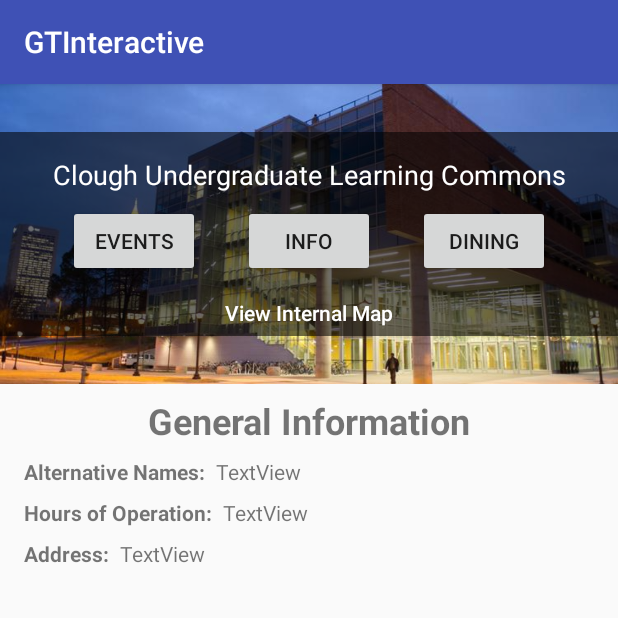
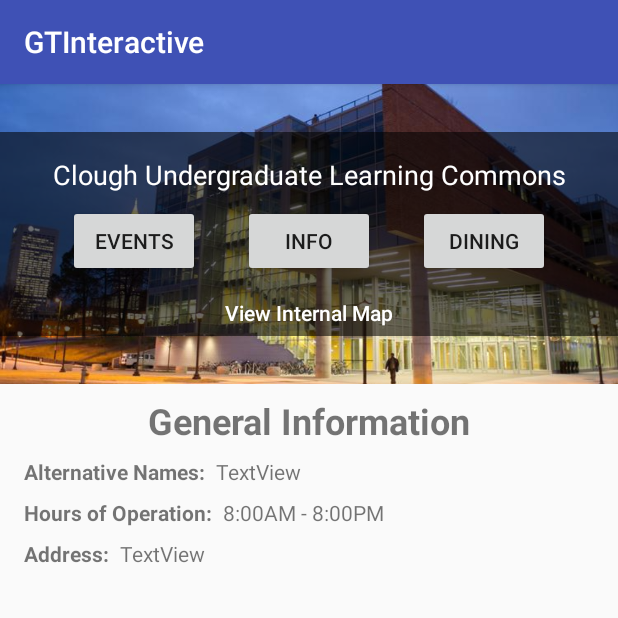
Before and after one commit to vnguyen70/GTInteractive, an Android app: the BuildingDetailsActivity screen opened directly, with no data from a screen before it, on a phone screen of 412 x 824 dp, the top half of it. Run offline under Robolectric (Android 15) with nearby library versions, the phone set to English and light mode, and no system bars; network calls fail.

Commit message:
buildingDetailView uses buildingId for info

```diff
--- a/GTInteractive/app/src/main/res/layout/activity_building_detail_info.xml
+++ b/GTInteractive/app/src/main/res/layout/activity_building_detail_info.xml
@@ -12,7 +12,7 @@
 <!--&gt;>>>>>> master:GTInteractive/app/src/main/res/layout/activity_building_detail.xml-->
 
     <ImageView
-        android:id="@+id/imageView"
+        android:id="@+id/buildingImageView"
         android:layout_width="0dp"
         android:layout_height="200dp"
         android:scaleType="centerCrop"
@@ -28,15 +28,15 @@
         android:layout_height="0dp"
         android:layout_marginTop="32dp"
         app:layout_constraintHorizontal_bias="0.0"
-        app:layout_constraintLeft_toLeftOf="@+id/imageView"
-        app:layout_constraintRight_toRightOf="@+id/imageView"
-        app:layout_constraintTop_toTopOf="@+id/imageView"
+        app:layout_constraintLeft_toLeftOf="@+id/buildingImageView"
+        app:layout_constraintRight_toRightOf="@+id/buildingImageView"
+        app:layout_constraintTop_toTopOf="@+id/buildingImageView"
         app:srcCompat="@color/common_google_signin_btn_text_light_focused"
-        app:layout_constraintBottom_toBottomOf="@+id/imageView"
+        app:layout_constraintBottom_toBottomOf="@+id/buildingImageView"
         android:layout_marginBottom="32dp" />
 
     <TextView
-        android:id="@+id/textView2"
+        android:id="@+id/nameTextView"
         android:layout_width="wrap_content"
         android:layout_height="wrap_content"
         android:layout_marginLeft="8dp"
@@ -61,7 +61,7 @@
         android:layout_marginTop="8dp"
         android:text="Events"
         app:layout_constraintLeft_toLeftOf="parent"
-        app:layout_constraintTop_toBottomOf="@+id/textView2"
+        app:layout_constraintTop_toBottomOf="@+id/nameTextView"
         android:layout_marginStart="45dp" />
 
     <Button
@@ -74,7 +74,7 @@
         app:layout_constraintRight_toLeftOf="@+id/diningButton"
         android:layout_marginRight="8dp"
         android:layout_marginTop="8dp"
-        app:layout_constraintTop_toBottomOf="@+id/textView2"
+        app:layout_constraintTop_toBottomOf="@+id/nameTextView"
         android:layout_marginStart="8dp"
         android:layout_marginEnd="8dp" />
 
@@ -86,7 +86,7 @@
         android:layout_marginRight="45dp"
         app:layout_constraintRight_toRightOf="parent"
         android:layout_marginTop="8dp"
-        app:layout_constraintTop_toBottomOf="@+id/textView2"
+        app:layout_constraintTop_toBottomOf="@+id/nameTextView"
         android:layout_marginEnd="45dp" />
 
     <Button
@@ -118,7 +118,7 @@
         android:layout_marginBottom="0dp"
         app:layout_constraintHorizontal_bias="0.0"
         android:layout_marginTop="0dp"
-        app:layout_constraintTop_toBottomOf="@+id/imageView">
+        app:layout_constraintTop_toBottomOf="@+id/buildingImageView">
 
         <android.support.constraint.ConstraintLayout
             android:layout_width="match_parent"
@@ -134,23 +134,23 @@
                 android:text="Hours of Operation: "
                 android:textStyle="bold"
                 app:layout_constraintLeft_toLeftOf="parent"
-                app:layout_constraintTop_toBottomOf="@+id/alternativeNamesStatic" />
+                app:layout_constraintTop_toBottomOf="@+id/phoneNumberStatic" />
 
             <TextView
-                android:id="@+id/altNamesText"
+                android:id="@+id/phoneNumberText"
                 android:layout_width="wrap_content"
                 android:layout_height="wrap_content"
                 android:layout_marginLeft="4dp"
+                android:layout_marginRight="16dp"
                 android:layout_marginStart="4dp"
                 android:text="TextView"
-                app:layout_constraintLeft_toRightOf="@+id/alternativeNamesStatic"
-                app:layout_constraintTop_toTopOf="@+id/alternativeNamesStatic"
-                android:layout_marginRight="16dp"
+                app:layout_constraintHorizontal_bias="0.0"
+                app:layout_constraintLeft_toRightOf="@+id/phoneNumberStatic"
                 app:layout_constraintRight_toRightOf="parent"
-                app:layout_constraintHorizontal_bias="0.0" />
+                app:layout_constraintTop_toTopOf="@+id/phoneNumberStatic" />
 
             <TextView
-                android:id="@+id/alternativeNamesStatic"
+                android:id="@+id/phoneNumberStatic"
                 android:layout_width="wrap_content"
                 android:layout_height="wrap_content"
                 android:layout_marginLeft="16dp"
@@ -166,13 +166,13 @@
                 android:layout_width="wrap_content"
                 android:layout_height="wrap_content"
                 android:layout_marginLeft="4dp"
+                android:layout_marginRight="16dp"
                 android:layout_marginStart="4dp"
-                android:text="TextView"
+                android:text="8:00AM - 8:00PM"
+                app:layout_constraintHorizontal_bias="0.0"
                 app:layout_constraintLeft_toRightOf="@+id/hoursOfOpStatic"
-                app:layout_constraintTop_toTopOf="@+id/hoursOfOpStatic"
-                android:layout_marginRight="16dp"
                 app:layout_constraintRight_toRightOf="parent"
-                app:layout_constraintHorizontal_bias="0.0" />
+                app:layout_constraintTop_toTopOf="@+id/hoursOfOpStatic" />
 
             <TextView
                 android:id="@+id/generalInfoStatic"
```
Also changed, not shown: GTInteractive/app/src/main/java/com/example/vi_tu/gtinteractive/buildingDetail_info.java (+20 -9 lines), GTInteractive/app/src/main/res/layout/activity_building_detail_dining.xml (+10 -10 lines), GTInteractive/app/src/main/res/layout/activity_building_detail_events.xml (+9 -9 lines).
